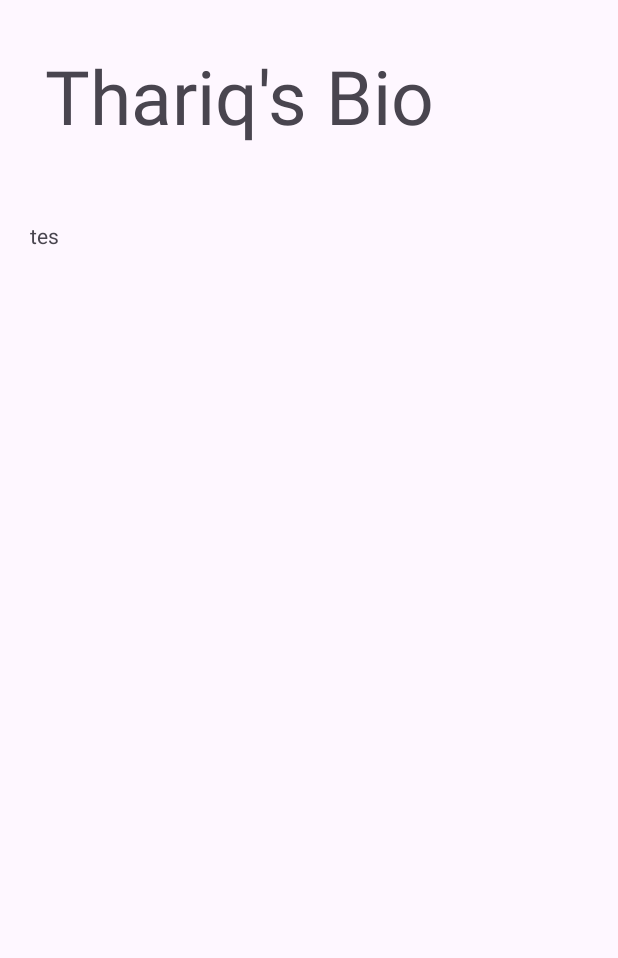
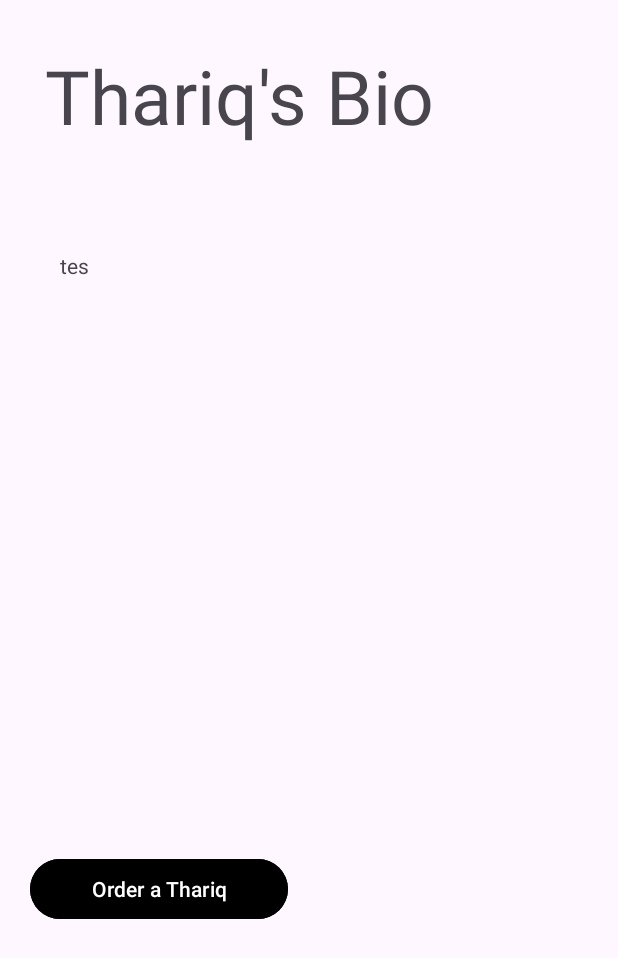
Before and after one commit to Riveong/Generating-Thariq-APP, an Android app: the ThariqBio screen opened directly, with no data from a screen before it, on a phone screen of 412 x 824 dp. Shown: the top 958 px of the screen. Run offline under Robolectric (Android 15) with nearby library versions, the phone set to English and light mode, and no system bars.

Commit message:
You can now order a Thariq...

```diff
--- a/app/src/main/java/com/dicoding/numbertothariq/ThariqBio.kt
+++ b/app/src/main/java/com/dicoding/numbertothariq/ThariqBio.kt
@@ -1,11 +1,15 @@
 package com.dicoding.numbertothariq
 
+import android.content.Intent
+import android.net.Uri
 import android.os.Build
 import androidx.appcompat.app.AppCompatActivity
 import android.os.Bundle
+import android.view.View
+import android.widget.Button
 import android.widget.TextView
 
-class ThariqBio : AppCompatActivity() {
+class ThariqBio : AppCompatActivity(), View.OnClickListener {
     companion object{
         const val EXTRA_THARIQ = "extra_thariq"
 
@@ -17,7 +21,7 @@ class ThariqBio : AppCompatActivity() {
         setContentView(R.layout.activity_thariq_bio)
 
         val bioThariq: TextView = findViewById(R.id.bioTHariq)
-
+        val order: Button = findViewById(R.id.Order)
 
         val thariq = if (Build.VERSION.SDK_INT >= 33){
         intent.getParcelableExtra<Thariq>(EXTRA_THARIQ, Thariq::class.java)
@@ -33,10 +37,27 @@ class ThariqBio : AppCompatActivity() {
             bioThariq.text = text
 
 
+        }
+
+
+
+        order.setOnClickListener(this)
+
+
+    }
+
+    override fun onClick(v: View?) {
+        when (v?.id){
+        R.id.Order -> {
+            val phoneNumber = "69420"
+            val dial = Intent(Intent.ACTION_DIAL, Uri.parse("tel:$phoneNumber"))
+            startActivity(dial)
+
+
+        }
 
 
 
         }
-
     }
 }
--- a/app/src/main/res/layout/activity_thariq_bio.xml
+++ b/app/src/main/res/layout/activity_thariq_bio.xml
@@ -14,10 +14,21 @@
         android:textSize="50dp"
         android:padding="30dp"
         android:text="Thariq's Bio" />
+
     <TextView
         android:id="@+id/bioTHariq"
         android:layout_width="match_parent"
+        android:layout_height="381dp"
+        android:padding="20dp"
+        android:layout_margin="20dp"
+        android:text="tes" />
+
+    <Button
+        android:id="@+id/Order"
+        android:layout_width="172dp"
         android:layout_height="wrap_content"
-        android:padding="20dp"
-        android:text="tes"/>
+        android:backgroundTint="@color/black"
+        android:layout_margin="20dp"
+
+        android:text="Order a Thariq" />
 </LinearLayout>
```
